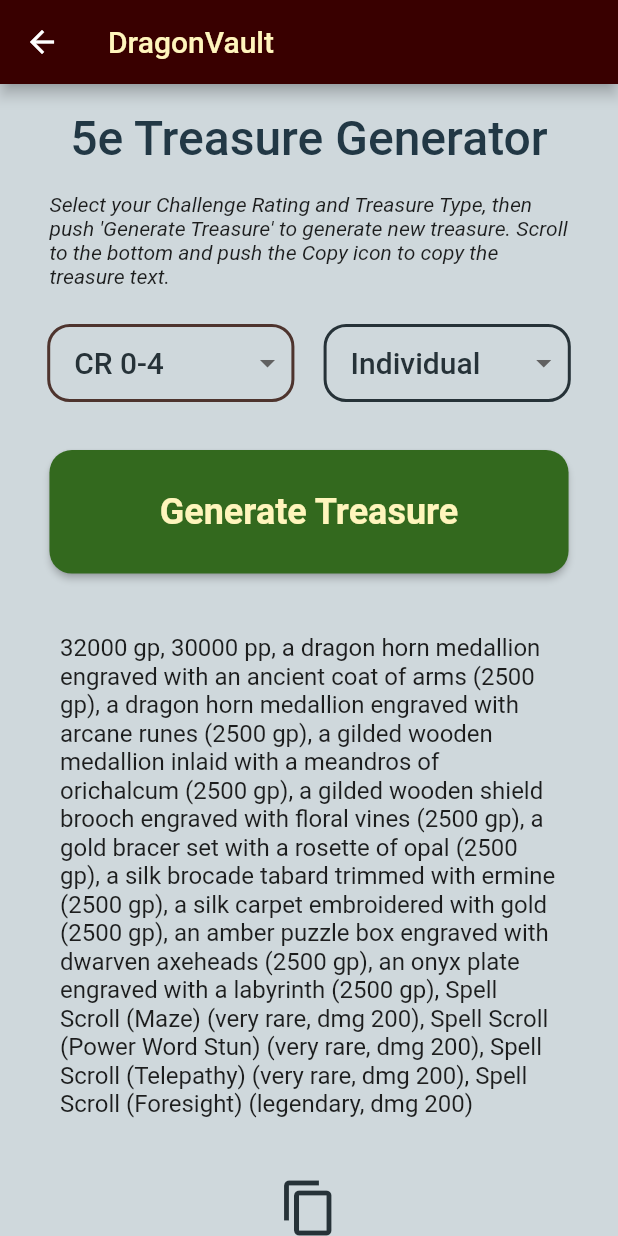
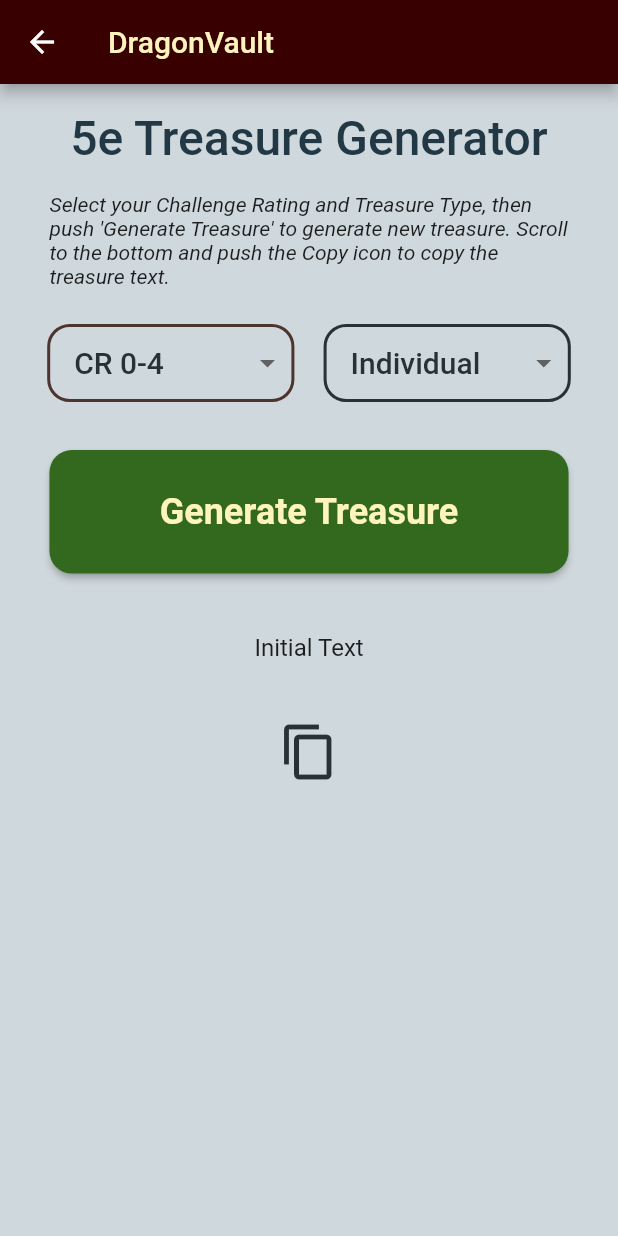
Before and after one commit to villagelder/generator5e, a Flutter app: the screen it shows after launch, after a tap on "Treasures", on a phone screen of 412 x 824 dp. Run offline on Flutter 3.47's test engine with Material 2 defaults, Android fonts, the phone set to English and light mode, and no system bars; Roboto replaces fonts that are missing (Georgia).

Commit message:
learned dynamic text field

```diff
--- a/lib/screens/DND5e/treasures.dart
+++ b/lib/screens/DND5e/treasures.dart
@@ -1,10 +1,7 @@
 import 'dart:convert';
-import 'dart:math';
 
 import 'package:flutter/material.dart';
 import 'package:flutter/services.dart';
-
-import '../../models/treasures.dart';
 
 class TreasuresPage extends MaterialPageRoute<Null> {
   TreasuresPage()
@@ -64,69 +61,13 @@ class TreasuresPage extends MaterialPageRoute<Null> {
                       ],
                     ),
                   ),
-                  Padding(
-                    padding: const EdgeInsets.fromLTRB(0, 20.0, 0, 0),
-                    child: SizedBox(
-                      width: MediaQuery.of(ctx).size.width * 0.84,
-                      height: MediaQuery.of(ctx).size.height * 0.1,
-                      child: ElevatedButton(
-                        style: ElevatedButton.styleFrom(
-                          foregroundColor:
-                              const Color.fromRGBO(255, 245, 188, 1.0),
-                          backgroundColor: Colors.lightGreen.shade900,
-                          shape: RoundedRectangleBorder(
-                            borderRadius: BorderRadius.circular(15),
-                          ),
-                        ),
-                        onPressed: () {
-                        },
-                        child: const Text(
-                          'Generate Treasure',
-                          style: TextStyle(
-                              fontFamily: 'Georgia',
-                              fontSize: 24,
-                              fontWeight: FontWeight.w600),
-                        ),
-                      ),
-                    ),
-                  ),
-                  Column(
-                    children: [
-                       const Padding(
-                        padding: EdgeInsets.all(40.0),
-                        child: Text(
-                            '32000 gp, 30000 pp, a dragon horn medallion engraved '
-                            'with an ancient coat of arms (2500 gp), a dragon horn '
-                            'medallion engraved with arcane runes (2500 gp), a gilded '
-                            'wooden medallion inlaid with a meandros of orichalcum (2500 gp), '
-                            'a gilded wooden shield brooch engraved with floral vines (2500 gp), '
-                            'a gold bracer set with a rosette of opal (2500 gp), a silk brocade '
-                            'tabard trimmed with ermine (2500 gp), a silk carpet embroidered with '
-                            'gold (2500 gp), an amber puzzle box engraved with dwarven axeheads (2500 gp), '
-                            'an onyx plate engraved with a labyrinth (2500 gp), Spell Scroll (Maze) '
-                            '(very rare, dmg 200), Spell Scroll (Power Word Stun) (very rare, dmg 200), '
-                            'Spell Scroll (Telepathy) (very rare, dmg 200), Spell Scroll (Foresight) '
-                            '(legendary, dmg 200)',
-                            style:
-                                TextStyle(fontFamily: 'Georgia', fontSize: 16)),
-                      ),
-                      Padding(
-                        padding: const EdgeInsets.fromLTRB(0, 0, 0, 20.0),
-                        child: Icon(
-                          Icons.copy,
-                          color: Colors.blueGrey.shade900,
-                          size: 40.0,
-                        ),
-                      ),
-                    ],
-                  ),
+                  TextChanger(),
                 ],
               ),
             ),
           );
         });
 }
-
 
 class ChallengeRatingDDB extends StatefulWidget {
   const ChallengeRatingDDB({super.key});
@@ -242,11 +183,67 @@ class _ChallengeRatingDDBState extends State<ChallengeRatingDDB> {
   }
 }
 
-// Future<void> readJson() async {
-//   final String response = await rootBundle.loadString('assets/jsondata/treasuregen.json');
-//   final data = await json.decode(response);
-//   print(data.toString());
-//   setState(() {
-//     _items = data["treasures"];
-//   });
-// }
+class TextChanger extends StatefulWidget {
+  const TextChanger({super.key});
+
+  @override
+  State<TextChanger> createState() => _TextChangerState();
+}
+
+class _TextChangerState extends State<TextChanger> {
+  // Declare the variable
+  String dynamicText = 'Initial Text';
+
+  updateText() {
+    setState(() {
+      dynamicText = 'This is new text value';
+      // Replace with your logic
+    });
+  }
+
+  @override
+  Widget build(BuildContext ctx) {
+    return Column(
+      children: [
+        Padding(
+          padding: const EdgeInsets.fromLTRB(0, 20.0, 0, 0),
+          child: SizedBox(
+            width: MediaQuery.of(ctx).size.width * 0.84,
+            height: MediaQuery.of(ctx).size.height * 0.1,
+            child: ElevatedButton(
+              style: ElevatedButton.styleFrom(
+                foregroundColor: const Color.fromRGBO(255, 245, 188, 1.0),
+                backgroundColor: Colors.lightGreen.shade900,
+                shape: RoundedRectangleBorder(
+                  borderRadius: BorderRadius.circular(15),
+                ),
+              ),
+              onPressed: () => updateText(),
+              child: const Text(
+                'Generate Treasure',
+                style: TextStyle(
+                    fontFamily: 'Georgia',
+                    fontSize: 24,
+                    fontWeight: FontWeight.w600),
+              ),
+            ),
+          ),
+        ),
+        Padding(
+          padding: const EdgeInsets.all(40.0),
+          child: Text(dynamicText,
+              // 'ID: ${trObj.id}, CR: ${trObj.challengeRating.toString()}, Roll: ${trObj.roll.toString()}',
+              style: const TextStyle(fontFamily: 'Georgia', fontSize: 16)),
+        ),
+        Padding(
+          padding: const EdgeInsets.fromLTRB(0, 0, 0, 20.0),
+          child: Icon(
+            Icons.copy,
+            color: Colors.blueGrey.shade900,
+            size: 40.0,
+          ),
+        ),
+      ],
+    );
+  }
+}
```
